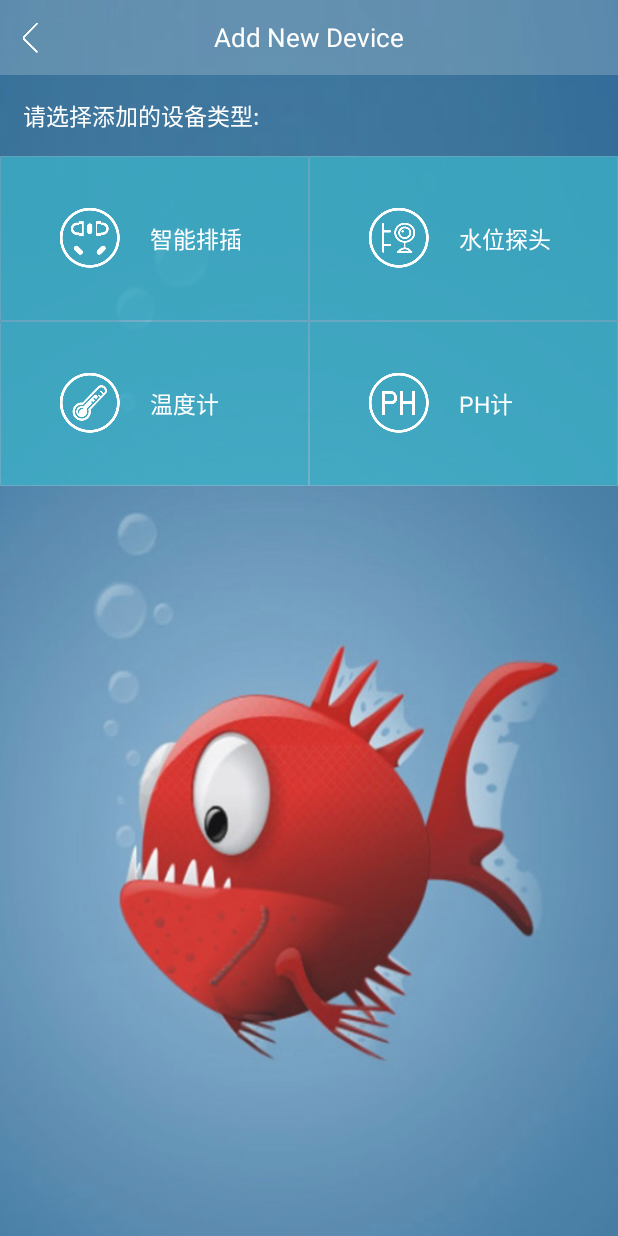
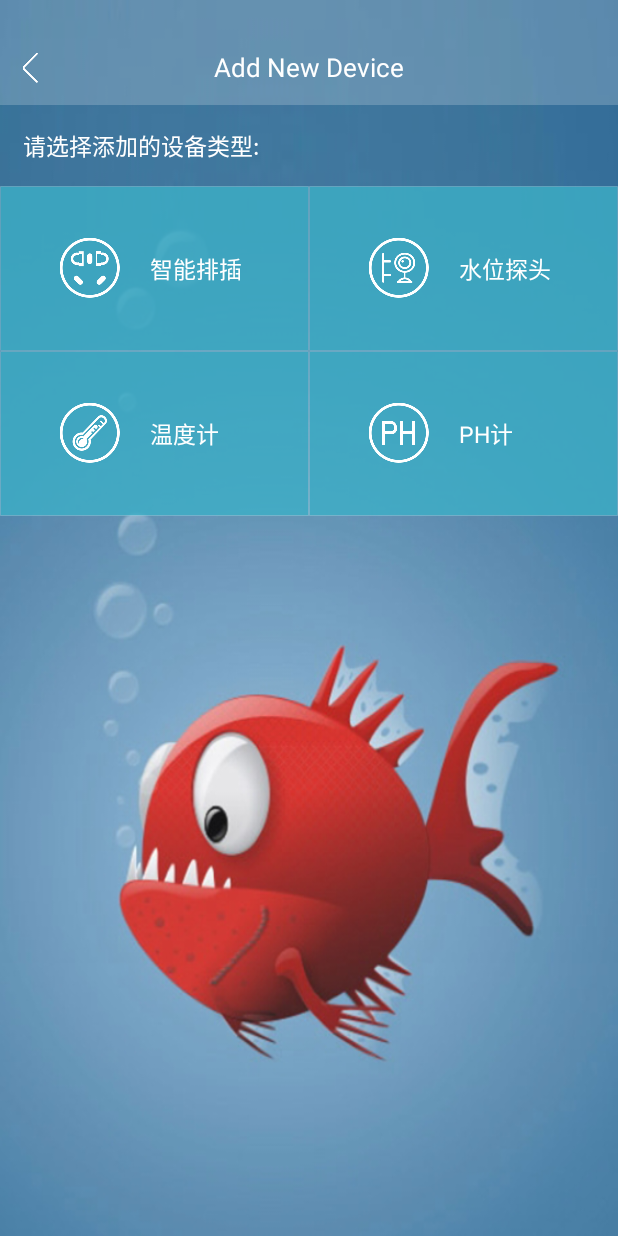
Before and after one commit to kavenka/fishTank, an Android app: the AddNewDeviceActivity screen opened directly, with no data from a screen before it, on a phone screen of 412 x 824 dp. Run offline under Robolectric (Android 15) with nearby library versions, the phone set to English and light mode, and no system bars.

```diff
--- a/app/src/main/java/com/mibo/fishtank/activity/AddDeviceActivity.java
+++ b/app/src/main/java/com/mibo/fishtank/activity/AddDeviceActivity.java
@@ -118,8 +118,6 @@ public class AddDeviceActivity extends BaseActivity {
             devCfg.Custom = stringBuffer.toString().getBytes();
 
             FishTankUserApiManager.getInstance().toAddOrUpdateDev(devCfg);
-            Intent intent = new Intent(context, DeviceInNetActivity.class);
-            startActivity(intent);
         } else {
             Toast.makeText(this, "获取失败", Toast.LENGTH_SHORT).show();
         }
@@ -135,6 +133,8 @@ public class AddDeviceActivity extends BaseActivity {
         if (IFishTankError.SUCCESS == event.msg.arg2) {
             Toast.makeText(context, "添加成功", Toast.LENGTH_SHORT).show();
             FishTankUserApiManager.getInstance().toGetDevCfg();
+            Intent intent = new Intent(context, MainActivity.class);
+            startActivity(intent);
             finish();
         } else {
             Toast.makeText(context, "添加失败", Toast.LENGTH_SHORT).show();
--- a/app/src/main/java/com/mibo/fishtank/activity/AddNewDeviceActivity.java
+++ b/app/src/main/java/com/mibo/fishtank/activity/AddNewDeviceActivity.java
@@ -49,6 +49,7 @@ public class AddNewDeviceActivity extends BaseActivity {
             Intent intent = new Intent(context, DeviceConnectActivity.class);
             intent.putExtra("sceneId", sceneId);
             startActivity(intent);
+            finish();
         }
     }
 
--- a/app/src/main/java/com/mibo/fishtank/activity/DeviceConnectActivity.java
+++ b/app/src/main/java/com/mibo/fishtank/activity/DeviceConnectActivity.java
@@ -47,6 +47,7 @@ public class DeviceConnectActivity extends BaseActivity {
             Intent intent = new Intent(context, SearchNewDeviceActivity.class);
             intent.putExtra("sceneId", sceneId);
             startActivity(intent);
+            finish();
         }
     }
 
@@ -56,6 +57,7 @@ public class DeviceConnectActivity extends BaseActivity {
             Intent intent = new Intent(context, DeviceInNetActivity.class);
             intent.putExtra("sceneId", sceneId);
             startActivity(intent);
+            finish();
         }
     }
 }
--- a/app/src/main/java/com/mibo/fishtank/activity/DeviceInNetActivity.java
+++ b/app/src/main/java/com/mibo/fishtank/activity/DeviceInNetActivity.java
@@ -76,6 +76,7 @@ public class DeviceInNetActivity extends BaseActivity implements LSmartLink.LSma
             Intent intent = new Intent(context, SearchNewDeviceActivity.class);
             intent.putExtra("sceneId", sceneId);
             startActivity(intent);
+            finish();
         } else {
             Toast.makeText(context, "wifi密码错误，请重新输入", Toast.LENGTH_SHORT).show();
         }
@@ -106,6 +107,7 @@ public class DeviceInNetActivity extends BaseActivity implements LSmartLink.LSma
             Intent intent = new Intent(context, SearchNewDeviceActivity.class);
             intent.putExtra("sceneId", sceneId);
             startActivity(intent);
+            finish();
         }
     }
 
--- a/app/src/main/java/com/mibo/fishtank/activity/SearchNewDeviceActivity.java
+++ b/app/src/main/java/com/mibo/fishtank/activity/SearchNewDeviceActivity.java
@@ -97,6 +97,7 @@ public class SearchNewDeviceActivity extends BaseActivity {
             intent.putExtra("Model", devices.get(pos).getModel());
             intent.putExtra("sceneId", sceneId);
             startActivity(intent);
+            finish();
         }
     }
     @Override
--- a/app/src/main/java/com/mibo/fishtank/adapter/DeviceAdapter.java
+++ b/app/src/main/java/com/mibo/fishtank/adapter/DeviceAdapter.java
@@ -55,9 +55,7 @@ public class DeviceAdapter extends BaseAdapter {
                     convertView = layoutInflater.inflate(R.layout.devices_main_item_layout, null);
                     deviceViewHolder = new DeviceViewHolder();
                     deviceViewHolder.deviceName = (TextView) convertView.findViewById(R.id.device_name);
-//                    deviceViewHolder.deviceBtn = (LinearLayout) convertView.findViewById(R.id.device_layout);
                     deviceViewHolder.deviceImg = (ImageView) convertView.findViewById(R.id.device_img);
-                    deviceViewHolder.deviceName.setText(devices.get(position).getUid());
                     convertView.setTag(deviceViewHolder);
                     break;
                 case 1:
@@ -71,7 +69,6 @@ public class DeviceAdapter extends BaseAdapter {
             switch (type) {
                 case 0:
                     deviceViewHolder = (DeviceViewHolder) convertView.getTag();
-                    deviceViewHolder.deviceName.setText(devices.get(position).getUid());
                     break;
             }
 
--- a/app/src/main/res/layout/title_bar_layout.xml
+++ b/app/src/main/res/layout/title_bar_layout.xml
@@ -2,10 +2,15 @@
 <RelativeLayout
     xmlns:android="http://schemas.android.com/apk/res/android"
     android:layout_width="match_parent"
-    android:layout_height="50dp"
+    android:layout_height="70dp"
     android:background="@color/color_32ffffff"
     >
 
+    <RelativeLayout
+        android:layout_width="match_parent"
+        android:layout_height="50dp"
+        android:layout_alignParentBottom="true"
+        >
 
         <ImageView
             android:id="@+id/title_left_img"
@@ -30,10 +35,12 @@
             android:id="@+id/title_right_txt"
             android:layout_width="wrap_content"
             android:layout_height="40dp"
-            android:layout_alignParentEnd="true"
-            android:textSize="14sp"
+            android:layout_alignParentRight="true"
             android:layout_marginTop="16dp"
             android:textColor="@color/color_b4ffffff"
-            android:layout_alignParentRight="true" />
+            android:textSize="14sp"
+            />
+    </RelativeLayout>
+
 
 </RelativeLayout>
```
Also changed, not shown: app/src/main/java/com/mibo/fishtank/activity/MainActivity.java (+42 -3 lines), app/src/main/java/com/mibo/fishtank/fragment/SceneFragment.java (+0 -17 lines).
